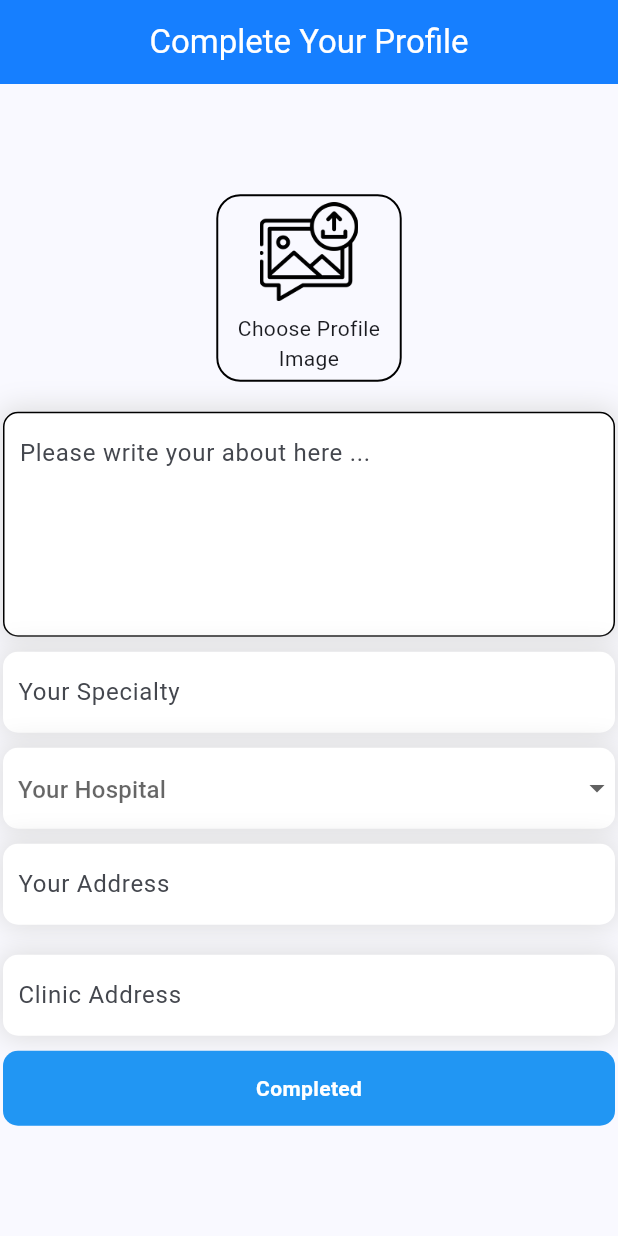
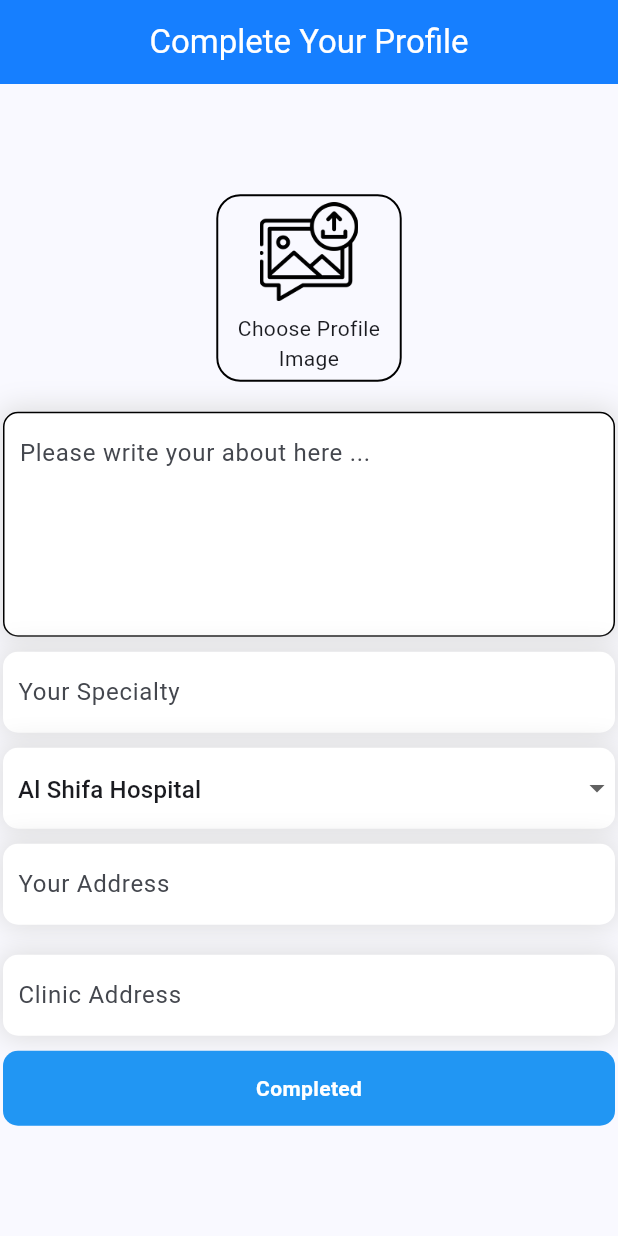
Before and after one commit to 2001abdulrehman/FYP, a Flutter app: the CompleteProfileScreen screen opened directly, on a phone screen of 412 x 824 dp. Run offline on Flutter 3.47's test engine with Material 3 defaults, Android fonts, the light colour scheme and no system bars; our stand-ins replace carousel_slider, font_awesome_flutter, image_picker.

Commit message:
Add Fyp on git

```diff
--- a/lib/Screens/AdminSide/AdminDashboard/add_store.dart
+++ b/lib/Screens/AdminSide/AdminDashboard/add_store.dart
@@ -172,7 +172,7 @@ class _AddStoreState extends State<AddStore> {
             ),
             InkWell(
               onTap: () {
-                functions.nextScreen(context, '');
+                functions.popScreen(context);
               },
               child: Container(
                 height: 40,
--- a/lib/Screens/DoctorSide/CompleteProfile/complete_profile.dart
+++ b/lib/Screens/DoctorSide/CompleteProfile/complete_profile.dart
@@ -13,9 +13,9 @@ class CompleteProfileScreen extends StatefulWidget {
 }
 
 class _CompleteProfileScreenState extends State<CompleteProfileScreen> {
-  String selectedHospital = 'Al shifa eye hospital';
+  String selectedHospital = 'Al Shifa Hospital';
   List<String> hospitals = [
-    'Al shifa eye hospital'
+    'Al Shifa Hospital',
     'Aga Khan  Hospital',
     'Shaukat Khanum  Cancer Hospital',
     'Liaquat National Hospital ',
--- a/lib/Screens/PatientSide/Results/results.dart
+++ b/lib/Screens/PatientSide/Results/results.dart
@@ -122,7 +122,7 @@ class _ResultsState extends State<Results> {
                             TextSpan(
                               text: ' Not Found',
                               style: TextStyle(
-                                  color: Colors.yellow,
+                                  color: Colors.green,
                                   fontSize: 15,
                                   fontWeight: FontWeight.bold),
                             ),
```
